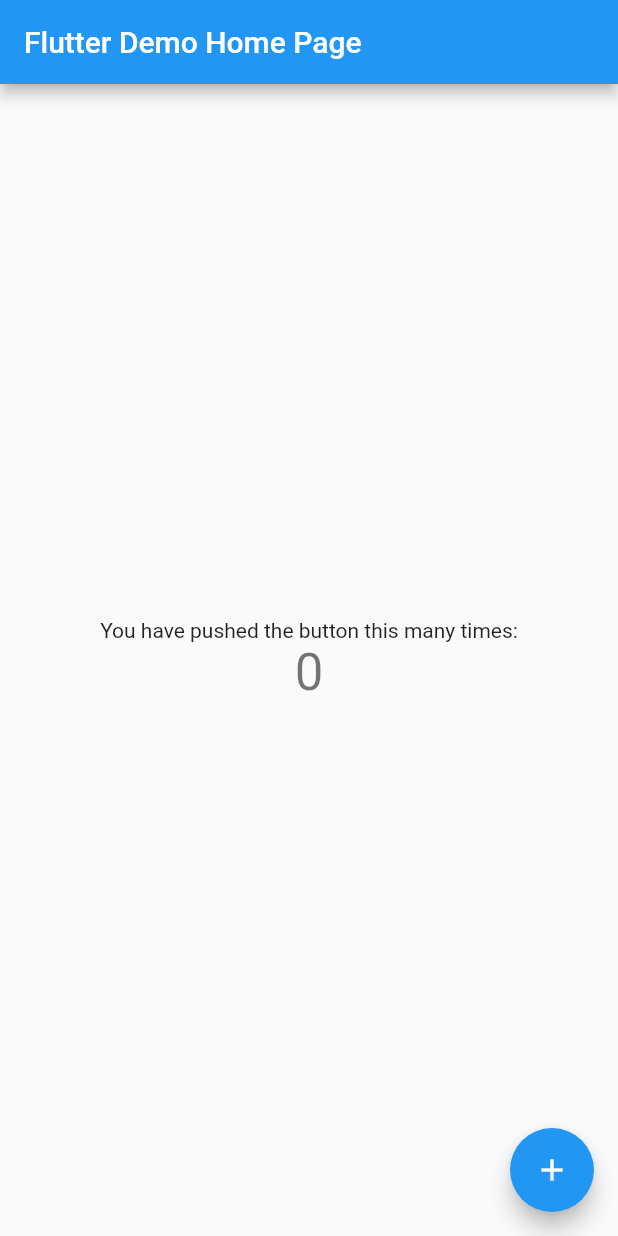
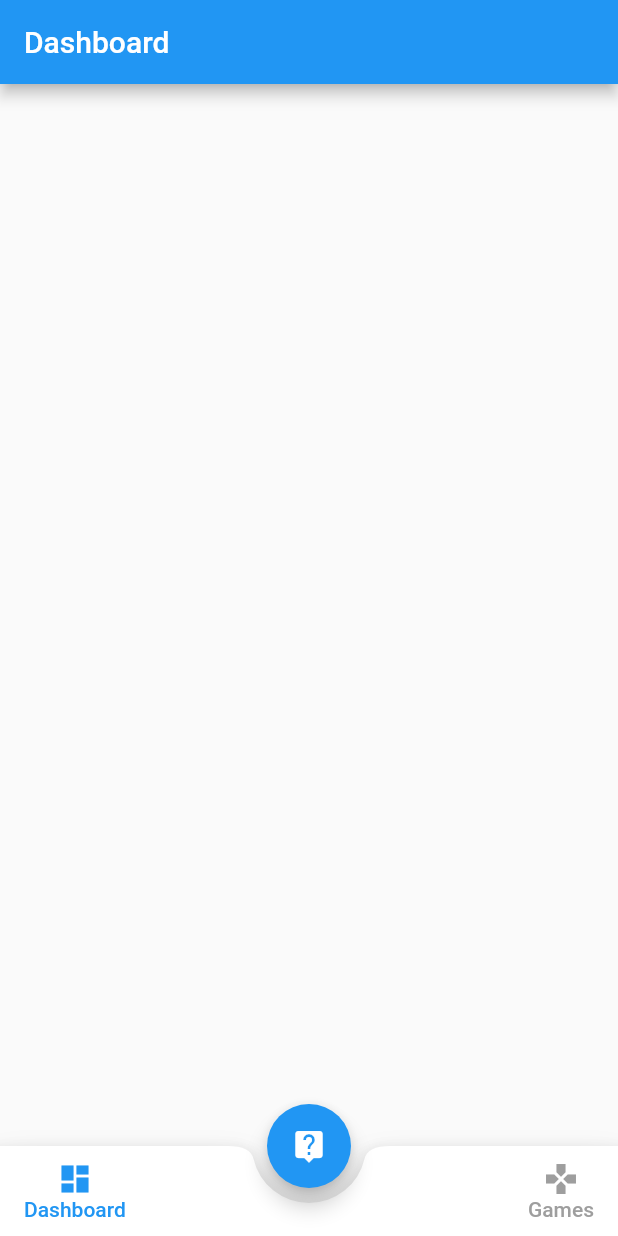
Before and after one commit to kohinoor98/VIL, a Flutter app: the screen it shows after launch, on a phone screen of 412 x 824 dp. Run offline on Flutter 3.47's test engine with Material 2 defaults, Android fonts, the phone set to English and light mode, and no system bars.

Commit message:
Bottom Navigation Bar Added with bug

```diff
--- a/lib/main.dart
+++ b/lib/main.dart
@@ -1,3 +1,4 @@
+import 'package:VIL/pages/home.dart';
 import 'package:flutter/material.dart';
 
 void main() => runApp(MyApp());
@@ -7,105 +8,11 @@ class MyApp extends StatelessWidget {
   @override
   Widget build(BuildContext context) {
     return MaterialApp(
-      title: 'Flutter Demo',
+      title: 'VIL',
       theme: ThemeData(
-        // This is the theme of your application.
-        //
-        // Try running your application with "flutter run". You'll see the
-        // application has a blue toolbar. Then, without quitting the app, try
-        // changing the primarySwatch below to Colors.green and then invoke
-        // "hot reload" (press "r" in the console where you ran "flutter run",
-        // or simply save your changes to "hot reload" in a Flutter IDE).
-        // Notice that the counter didn't reset back to zero; the application
-        // is not restarted.
         primarySwatch: Colors.blue,
       ),
-      home: MyHomePage(title: 'Flutter Demo Home Page'),
+      home: Home() ,
     );
   }
 }
-
-class MyHomePage extends StatefulWidget {
-  MyHomePage({Key key, this.title}) : super(key: key);
-
-  // This widget is the home page of your application. It is stateful, meaning
-  // that it has a State object (defined below) that contains fields that affect
-  // how it looks.
-
-  // This class is the configuration for the state. It holds the values (in this
-  // case the title) provided by the parent (in this case the App widget) and
-  // used by the build method of the State. Fields in a Widget subclass are
-  // always marked "final".
-
-  final String title;
-
-  @override
-  _MyHomePageState createState() => _MyHomePageState();
-}
-
-class _MyHomePageState extends State<MyHomePage> {
-  int _counter = 0;
-
-  void _incrementCounter() {
-    setState(() {
-      // This call to setState tells the Flutter framework that something has
-      // changed in this State, which causes it to rerun the build method below
-      // so that the display can reflect the updated values. If we changed
-      // _counter without calling setState(), then the build method would not be
-      // called again, and so nothing would appear to happen.
-      _counter++;
-    });
-  }
-
-  @override
-  Widget build(BuildContext context) {
-    // This method is rerun every time setState is called, for instance as done
-    // by the _incrementCounter method above.
-    //
-    // The Flutter framework has been optimized to make rerunning build methods
-    // fast, so that you can just rebuild anything that needs updating rather
-    // than having to individually change instances of widgets.
-    return Scaffold(
-      appBar: AppBar(
-        // Here we take the value from the MyHomePage object that was created by
-        // the App.build method, and use it to set our appbar title.
-        title: Text(widget.title),
-      ),
-      body: Center(
-        // Center is a layout widget. It takes a single child and positions it
-        // in the middle of the parent.
-        child: Column(
-          // Column is also a layout widget. It takes a list of children and
-          // arranges them vertically. By default, it sizes itself to fit its
-          // children horizontally, and tries to be as tall as its parent.
-          //
-          // Invoke "debug painting" (press "p" in the console, choose the
-          // "Toggle Debug Paint" action from the Flutter Inspector in Android
-          // Studio, or the "Toggle Debug Paint" command in Visual Studio Code)
-          // to see the wireframe for each widget.
-          //
-          // Column has various properties to control how it sizes itself and
-          // how it positions its children. Here we use mainAxisAlignment to
-          // center the children vertically; the main axis here is the vertical
-          // axis because Columns are vertical (the cross axis would be
-          // horizontal).
-          mainAxisAlignment: MainAxisAlignment.center,
-          children: <Widget>[
-            Text(
-              'You have pushed the button this many times:',
-            ),
-            Text(
-              '$_counter',
-              style: Theme.of(context).textTheme.headline4,
-            ),
-          ],
-        ),
-      ),
-      floatingActionButton: FloatingActionButton(
-        onPressed: _incrementCounter,
-        tooltip: 'Increment',
-        child: Icon(Icons.add),
-      ), // This trailing comma makes auto-formatting nicer for build methods.
-    );
-  }
-}
--- /dev/null
+++ b/lib/pages/dashboard.dart
@@ -0,0 +1,17 @@
+import 'package:flutter/material.dart';
+
+class Dashboard extends StatefulWidget {
+  @override
+  _DashboardState createState() => _DashboardState();
+}
+
+class _DashboardState extends State<Dashboard> {
+  @override
+  Widget build(BuildContext context) {
+    return Scaffold(
+      appBar: AppBar(
+        title: Text('Dashboard'),
+      ),
+    );
+  }
+}
--- /dev/null
+++ b/lib/pages/games.dart
@@ -0,0 +1,17 @@
+import 'package:flutter/material.dart';
+
+class Games extends StatefulWidget {
+  @override
+  _GamesState createState() => _GamesState();
+}
+
+class _GamesState extends State<Games> {
+  @override
+  Widget build(BuildContext context) {
+     return Scaffold(
+      appBar: AppBar(
+        title: Text('Games'),
+      ),
+    );
+  }
+}
--- /dev/null
+++ b/lib/pages/home.dart
@@ -0,0 +1,113 @@
+import 'package:VIL/pages/dashboard.dart';
+import 'package:VIL/pages/games.dart';
+import 'package:flutter/material.dart';
+
+
+class Home extends StatefulWidget {
+  @override
+  _HomeState createState() => _HomeState();
+}
+
+class _HomeState extends State<Home> {
+  // Properties & Variables needed
+
+  int currentTab = 0; // to keep track of active tab index
+  final List<Widget> screens = [
+    Dashboard(),
+    // Chat(),
+    // Profile(),
+    Games(),
+  ]; // to store nested tabs
+  final PageStorageBucket bucket = PageStorageBucket();
+  Widget currentScreen = Dashboard(); // Our first view in viewport
+
+  @override
+  Widget build(BuildContext context) {
+    return Scaffold(
+      body: PageStorage(
+        child: currentScreen,
+        bucket: bucket,
+      ),
+      floatingActionButton: FloatingActionButton(
+        child: Icon(Icons.live_help),
+        onPressed: () {},
+      ),
+      floatingActionButtonLocation: FloatingActionButtonLocation.centerDocked,
+      bottomNavigationBar: BottomAppBar(
+        shape: CircularNotchedRectangle(),
+        notchMargin: 10,
+        child: Container(
+          height: 60,
+          child: Row(
+            mainAxisAlignment: MainAxisAlignment.spaceBetween,
+            children: <Widget>[
+              Row(
+                crossAxisAlignment: CrossAxisAlignment.start,
+                children: <Widget>[
+                  MaterialButton(
+                    minWidth: 40,
+                    onPressed: () {
+                      setState(() {
+                        currentScreen =
+                            Dashboard(); // if user taps on this dashboard tab will be active
+                        currentTab = 0;
+                      });
+                    },
+                    child: Column(
+                      mainAxisAlignment: MainAxisAlignment.center,
+                      children: <Widget>[
+                        Icon(
+                          Icons.dashboard,
+                          color: currentTab == 0 ? Colors.blue : Colors.grey,
+                        ),
+                        Text(
+                          'Dashboard',
+                          style: TextStyle(
+                            color: currentTab == 0 ? Colors.blue : Colors.grey,
+                          ),
+                        ),
+                      ],
+                    ),
+                  ),
+                ],
+              ),
+
+              // Right Tab bar icons
+
+              Row(
+                crossAxisAlignment: CrossAxisAlignment.start,
+                children: <Widget>[
+                  MaterialButton(
+                    minWidth: 40,
+                    onPressed: () {
+                      setState(() {
+                        currentScreen =
+                            Games(); // if user taps on this dashboard tab will be active
+                        currentTab = 1;
+                      });
+                    },
+                    child: Column(
+                      mainAxisAlignment: MainAxisAlignment.center,
+                      children: <Widget>[
+                        Icon(
+                          Icons.games,
+                          color: currentTab == 3 ? Colors.blue : Colors.grey,
+                        ),
+                        Text(
+                          'Games',
+                          style: TextStyle(
+                            color: currentTab == 3 ? Colors.blue : Colors.grey,
+                          ),
+                        ),
+                      ],
+                    ),
+                  )
+                ],
+              )
+            ],
+          ),
+        ),
+      ),
+    );
+  }
+}
```
